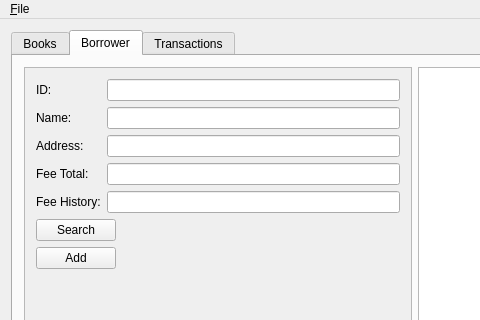
The window that MainWindow.ui (Ben-Roscoe/Library-System) describes before a commit, drawn with Qt 5; both pictures show x 0 to 480 and y 0 to 320 of the 830 by 624 pixel window.
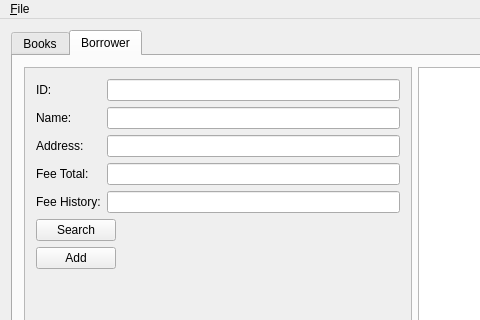
The same window after the commit.

```diff
--- a/MainWindow.ui
+++ b/MainWindow.ui
@@ -375,11 +375,6 @@
           </item>
          </layout>
         </widget>
-        <widget class="QWidget" name="tab_6">
-         <attribute name="title">
-          <string>Transactions</string>
-         </attribute>
-        </widget>
        </widget>
       </item>
      </layout>
```
